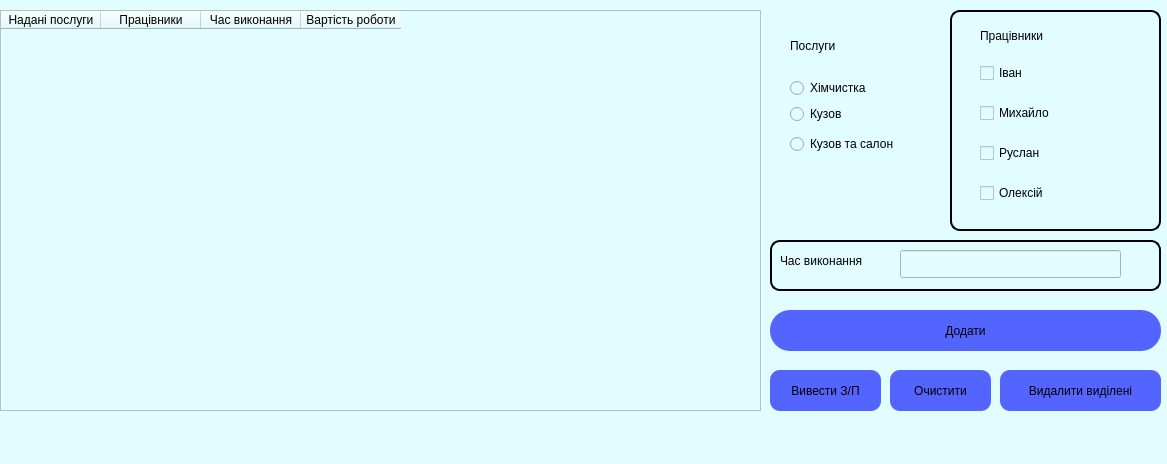
Old version of the form CarWash/mainwindow.ui in the repository maks5s/TeamWork.
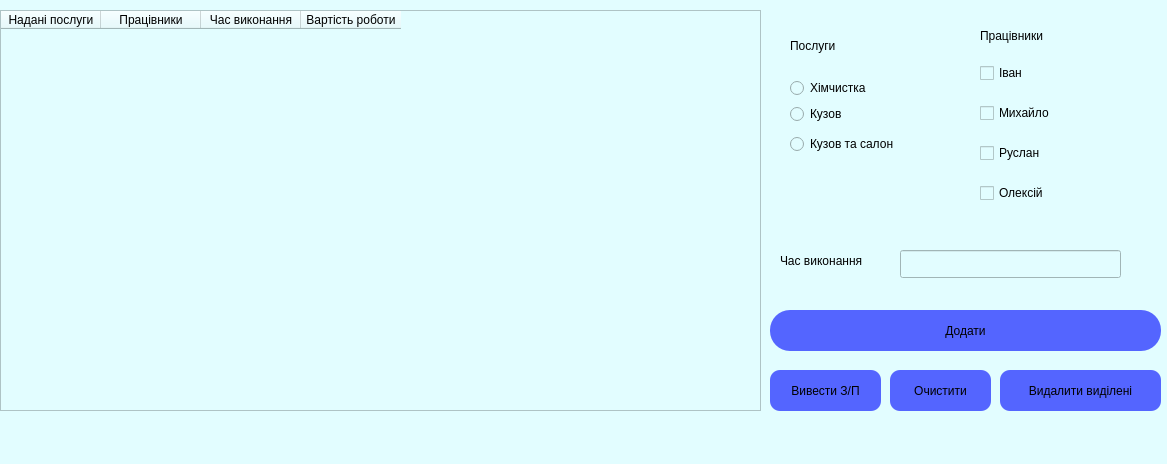
New version of the form.

Diff of the .ui file:
```diff
--- a/CarWash/mainwindow.ui
+++ b/CarWash/mainwindow.ui
@@ -137,50 +137,6 @@
      <string>Працівники</string>
     </property>
    </widget>
-   <widget class="QFrame" name="frame_2">
-    <property name="geometry">
-     <rect>
-      <x>950</x>
-      <y>10</y>
-      <width>211</width>
-      <height>221</height>
-     </rect>
-    </property>
-    <property name="styleSheet">
-     <string notr="true">background-color: rgba(0, 0, 0, 0);
-border-color: rgb(8, 8, 8);
-border: 2px solid black;
-border-radius: 10px;</string>
-    </property>
-    <property name="frameShape">
-     <enum>QFrame::StyledPanel</enum>
-    </property>
-    <property name="frameShadow">
-     <enum>QFrame::Raised</enum>
-    </property>
-   </widget>
-   <widget class="QFrame" name="frame_3">
-    <property name="geometry">
-     <rect>
-      <x>770</x>
-      <y>240</y>
-      <width>391</width>
-      <height>51</height>
-     </rect>
-    </property>
-    <property name="styleSheet">
-     <string notr="true">background-color: rgba(0, 0, 0, 0);
-border-color: rgb(8, 8, 8);
-border: 2px solid black;
-border-radius: 10px;</string>
-    </property>
-    <property name="frameShape">
-     <enum>QFrame::StyledPanel</enum>
-    </property>
-    <property name="frameShadow">
-     <enum>QFrame::Raised</enum>
-    </property>
-   </widget>
    <widget class="QCheckBox" name="checkBox_2">
     <property name="geometry">
      <rect>
@@ -256,7 +212,7 @@
      </rect>
     </property>
    </widget>
-   <widget class="QWidget" name="">
+   <widget class="QWidget" name="layoutWidget">
     <property name="geometry">
      <rect>
       <x>790</x>
@@ -287,7 +243,7 @@
     <zorder>label</zorder>
     <zorder>radioButton_3</zorder>
    </widget>
-   <widget class="QWidget" name="">
+   <widget class="QWidget" name="layoutWidget">
     <property name="geometry">
      <rect>
       <x>790</x>
```
Left out of the diff: 14 changed lines with no effect on the pictures.
